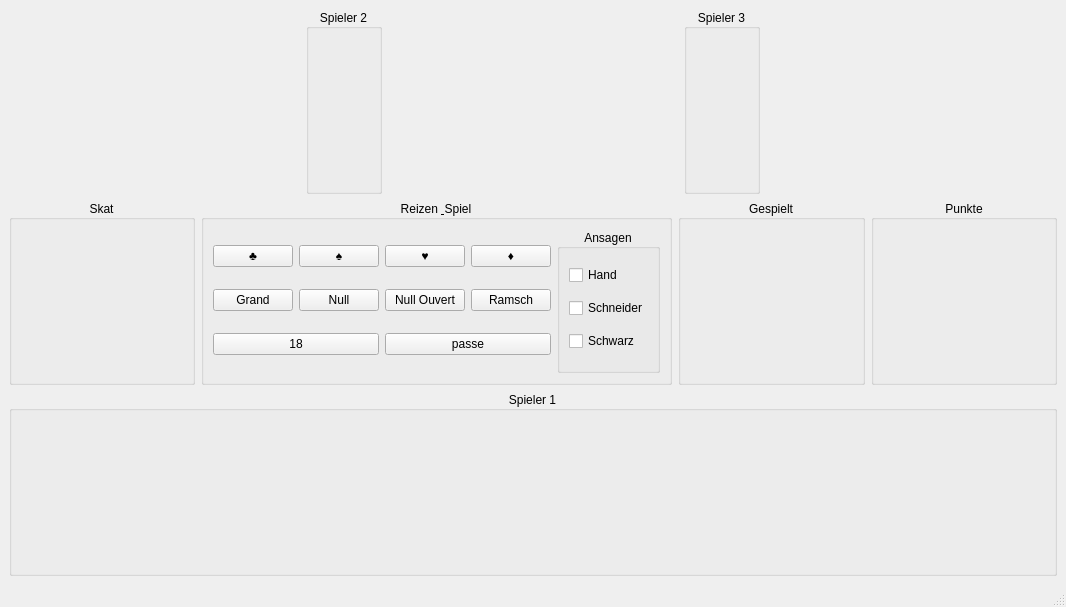
Qt form src/table.ui (squawk7x/QuteSkatGame) before a commit.
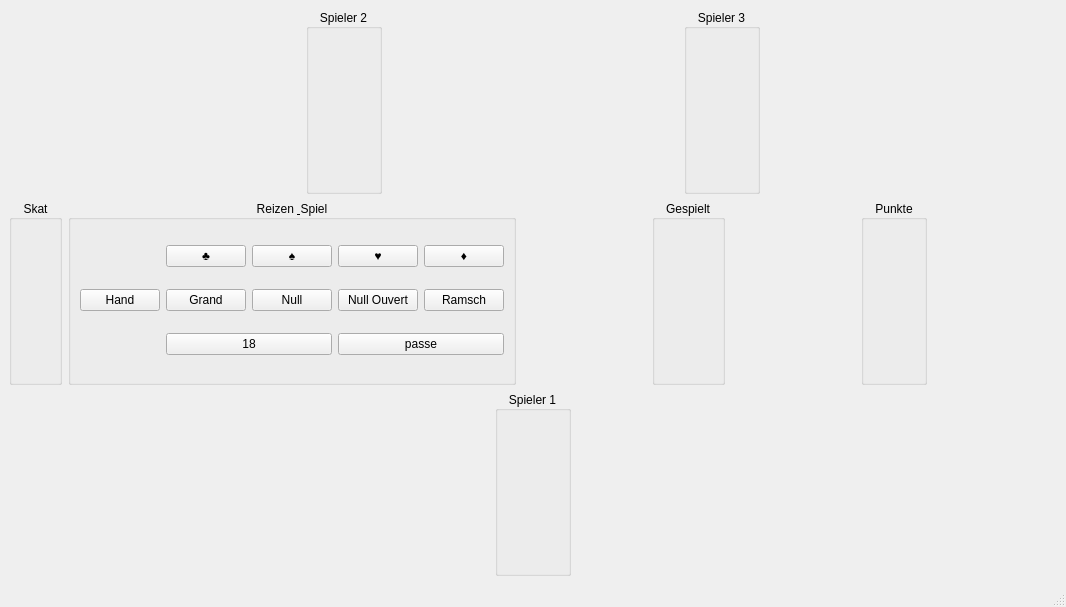
The same form after that commit.

What changed in the file:
```diff
--- a/src/table.ui
+++ b/src/table.ui
@@ -82,6 +82,12 @@
      <layout class="QHBoxLayout" name="horizontalLayout_2">
       <item>
        <widget class="QGroupBox" name="gbSkat">
+        <property name="sizePolicy">
+         <sizepolicy hsizetype="Minimum" vsizetype="Preferred">
+          <horstretch>0</horstretch>
+          <verstretch>0</verstretch>
+         </sizepolicy>
+        </property>
         <property name="title">
          <string>Skat</string>
         </property>
@@ -101,114 +107,128 @@
         <layout class="QHBoxLayout" name="horizontalLayout_4">
          <item>
           <layout class="QGridLayout" name="gridLayout">
-           <item row="2" column="0" colspan="2">
-            <widget class="QPushButton" name="pbReizen">
-             <property name="text">
-              <string>18</string>
-             </property>
-            </widget>
-           </item>
-           <item row="1" column="3">
+           <item row="1" column="4">
             <widget class="QPushButton" name="pbRamsch">
              <property name="text">
               <string>Ramsch</string>
              </property>
-            </widget>
-           </item>
-           <item row="1" column="2">
-            <widget class="QPushButton" name="pbNullOvert">
-             <property name="text">
-              <string>Null Ouvert</string>
+             <property name="checkable">
+              <bool>true</bool>
              </property>
             </widget>
            </item>
-           <item row="1" column="0">
-            <widget class="QPushButton" name="pbGrand">
+           <item row="2" column="3" colspan="2">
+            <widget class="QPushButton" name="pbPassen">
              <property name="text">
-              <string>Grand</string>
+              <string>passe</string>
              </property>
             </widget>
            </item>
-           <item row="0" column="2">
+           <item row="0" column="3">
             <widget class="QPushButton" name="pbHerz">
              <property name="text">
               <string>♥</string>
              </property>
+             <property name="checkable">
+              <bool>true</bool>
+             </property>
             </widget>
            </item>
-           <item row="0" column="0">
+           <item row="0" column="1">
             <widget class="QPushButton" name="pbKreuz">
              <property name="text">
               <string>♣</string>
              </property>
-            </widget>
-           </item>
-           <item row="0" column="1">
-            <widget class="QPushButton" name="pbPik">
-             <property name="text">
-              <string>♠</string>
+             <property name="checkable">
+              <bool>true</bool>
              </property>
             </widget>
            </item>
-           <item row="1" column="1">
+           <item row="1" column="2">
             <widget class="QPushButton" name="pbNull">
              <property name="text">
               <string>Null</string>
              </property>
-            </widget>
-           </item>
-           <item row="2" column="2" colspan="2">
-            <widget class="QPushButton" name="pbPassen">
-             <property name="text">
-              <string>passe</string>
+             <property name="checkable">
+              <bool>true</bool>
              </property>
             </widget>
            </item>
-           <item row="0" column="3">
-            <widget class="QPushButton" name="pbDiamond">
+           <item row="0" column="4">
+            <widget class="QPushButton" name="pbKaro">
              <property name="text">
               <string>♦</string>
              </property>
+             <property name="checkable">
+              <bool>true</bool>
+             </property>
+            </widget>
+           </item>
+           <item row="0" column="2">
+            <widget class="QPushButton" name="pbPik">
+             <property name="text">
+              <string>♠</string>
+             </property>
+             <property name="checkable">
+              <bool>true</bool>
+             </property>
+            </widget>
+           </item>
+           <item row="2" column="1" colspan="2">
+            <widget class="QPushButton" name="pbReizen">
+             <property name="text">
+              <string>18</string>
+             </property>
+            </widget>
+           </item>
+           <item row="1" column="3">
+            <widget class="QPushButton" name="pbNullOuvert">
+             <property name="text">
+              <string>Null Ouvert</string>
+             </property>
+             <property name="checkable">
+              <bool>true</bool>
+             </property>
+            </widget>
+           </item>
+           <item row="1" column="0">
+            <widget class="QPushButton" name="pbHand">
+             <property name="text">
+              <string>Hand</string>
+             </property>
+             <property name="checkable">
+              <bool>true</bool>
+             </property>
+            </widget>
+           </item>
+           <item row="1" column="1">
+            <widget class="QPushButton" name="pbGrand">
+             <property name="text">
+              <string>Grand</string>
+             </property>
+             <property name="checkable">
+              <bool>true</bool>
+             </property>
             </widget>
            </item>
           </layout>
          </item>
-         <item>
-          <widget class="QGroupBox" name="gbAnsagen">
-           <property name="title">
-            <string>Ansagen</string>
-           </property>
-           <property name="alignment">
-            <set>Qt::AlignmentFlag::AlignCenter</set>
-           </property>
-           <layout class="QVBoxLayout" name="verticalLayout">
-            <item>
-             <widget class="QCheckBox" name="cbHand">
-              <property name="text">
-               <string>Hand</string>
-              </property>
-             </widget>
-            </item>
-            <item>
-             <widget class="QCheckBox" name="cbSchneider">
-              <property name="text">
-               <string>Schneider</string>
-              </property>
-             </widget>
-            </item>
-            <item>
-             <widget class="QCheckBox" name="cbSchwarz">
-              <property name="text">
-               <string>Schwarz</string>
-              </property>
-             </widget>
-            </item>
-           </layout>
-          </widget>
-         </item>
         </layout>
        </widget>
       </item>
+      <item>
+       <spacer name="horizontalSpacer_6">
+        <property name="orientation">
+         <enum>Qt::Orientation::Horizontal</enum>
+        </property>
+        <property name="sizeHint" stdset="0">
+         <size>
+          <width>40</width>
+          <height>20</height>
+         </size>
+        </property>
+       </spacer>
+      </item>
       <item>
        <widget class="QGroupBox" name="gbTrick">
         <property name="title">
@@ -219,6 +239,19 @@
         </property>
        </widget>
       </item>
+      <item>
+       <spacer name="horizontalSpacer_8">
+        <property name="orientation">
+         <enum>Qt::Orientation::Horizontal</enum>
+        </property>
+        <property name="sizeHint" stdset="0">
+         <size>
+          <width>40</width>
+          <height>20</height>
+         </size>
+        </property>
+       </spacer>
+      </item>
       <item>
        <widget class="QGroupBox" name="gbPunkte">
         <property name="title">
@@ -229,12 +262,44 @@
         </property>
        </widget>
       </item>
+      <item>
+       <spacer name="horizontalSpacer_7">
+        <property name="orientation">
+         <enum>Qt::Orientation::Horizontal</enum>
+        </property>
+        <property name="sizeHint" stdset="0">
+         <size>
+          <width>40</width>
+          <height>20</height>
+         </size>
+        </property>
+       </spacer>
+      </item>
      </layout>
     </item>
     <item>
      <layout class="QHBoxLayout" name="horizontalLayout_3">
+      <item>
+       <spacer name="horizontalSpacer_4">
+        <property name="orientation">
+         <enum>Qt::Orientation::Horizontal</enum>
+        </property>
+        <property name="sizeHint" stdset="0">
+         <size>
+          <width>40</width>
+          <height>20</height>
+         </size>
+        </property>
+       </spacer>
+      </item>
       <item>
        <widget class="QGroupBox" name="gbPlayer1">
+        <property name="sizePolicy">
+         <sizepolicy hsizetype="Minimum" vsizetype="Preferred">
+          <horstretch>0</horstretch>
+          <verstretch>0</verstretch>
+         </sizepolicy>
+        </property>
         <property name="title">
          <string>Spieler 1</string>
         </property>
@@ -243,6 +308,19 @@
         </property>
        </widget>
       </item>
+      <item>
+       <spacer name="horizontalSpacer_5">
+        <property name="orientation">
+         <enum>Qt::Orientation::Horizontal</enum>
+        </property>
+        <property name="sizeHint" stdset="0">
+         <size>
+          <width>40</width>
+          <height>20</height>
+         </size>
+        </property>
+       </spacer>
+      </item>
      </layout>
     </item>
    </layout>
```
Left out of the diff: 12 changed lines with no effect on the pictures.
